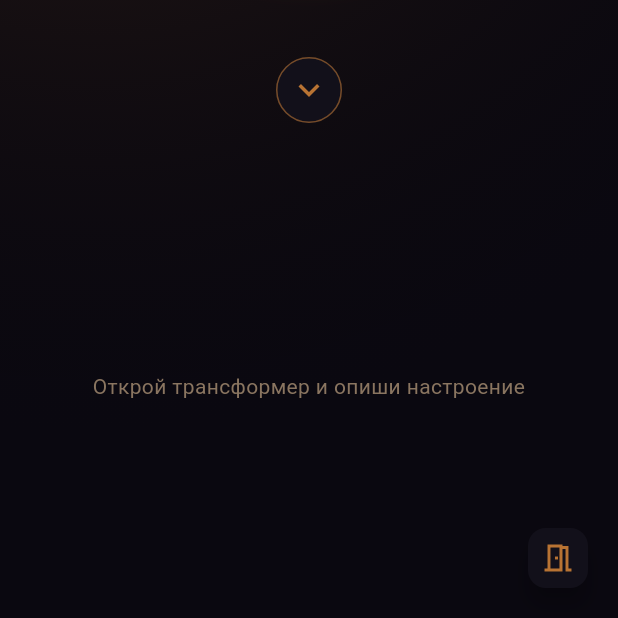
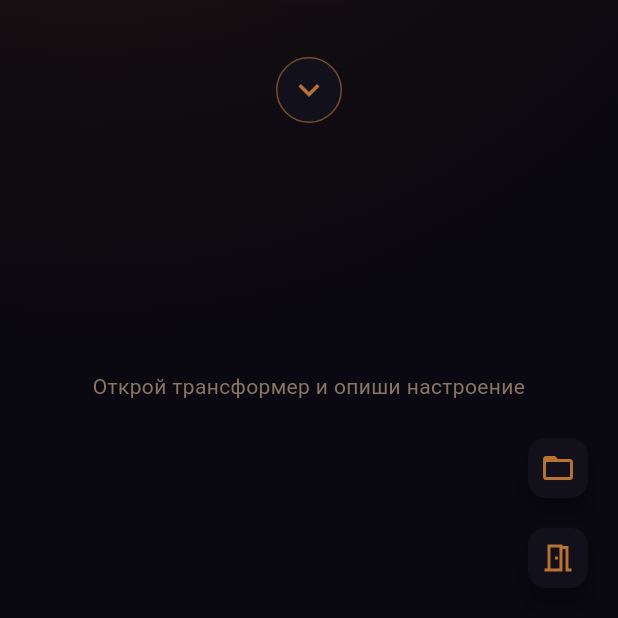
Before and after one commit to vaalchik-lang/KinoVibe_Pro, a Flutter app: the screen it shows after launch, on a phone screen of 412 x 824 dp, the part 618-1236 px from its top. Run offline on Flutter 3.47's test engine with Material 3 defaults, Android fonts, the phone set to English and light mode, and no system bars; drawn by our look-alikes of flutter_animate; our stand-ins replace cached_network_image, file_picker, speech_to_text, video_player; missing offline and left inert: flutter_webrtc.

Commit message:
Update home_screen.dart

```diff
--- a/client/lib/screens/home_screen.dart
+++ b/client/lib/screens/home_screen.dart
@@ -10,6 +10,7 @@ import '../services/api_service.dart';
 import '../models/movie_model.dart';
 import 'player_screen.dart';
 import 'join_room_screen.dart';
+import 'local_file_screen.dart'; // Импорт нового экрана
 
 class HomeScreen extends StatefulWidget {
   const HomeScreen({super.key});
@@ -107,7 +108,24 @@ class _HomeScreenState extends State<HomeScreen> {
   Widget build(BuildContext context) {
     return Scaffold(
       backgroundColor: KinoColors.background,
-      floatingActionButton: FloatingActionButton.small(
+      // Используем Column для размещения нескольких FAB
+      floatingActionButton: Column(
+        mainAxisSize: MainAxisSize.min,
+        children: [
+          FloatingActionButton.small(
+            heroTag: 'local_files_btn', // Уникальный тег
+            backgroundColor: KinoColors.surface,
+            foregroundColor: KinoColors.bronze,
+            tooltip: 'Локальные файлы',
+            onPressed: () => Navigator.push(
+              context,
+              MaterialPageRoute(builder: (_) => const LocalFileScreen()),
+            ),
+            child: const Icon(Icons.folder_open),
+          ),
+          const SizedBox(height: 12),
+          FloatingActionButton.small(
+            heroTag: 'join_room_btn', // Уникальный тег
             backgroundColor: KinoColors.surface,
             foregroundColor: KinoColors.bronze,
             tooltip: 'Войти в комнату',
@@ -116,6 +134,8 @@ class _HomeScreenState extends State<HomeScreen> {
               MaterialPageRoute(builder: (_) => const JoinRoomScreen()),
             ),
             child: const Icon(Icons.meeting_room_outlined),
+          ),
+        ],
       ),
       body: Stack(
         children: [
```
Lines whose indentation alone changed are shown as unchanged.
